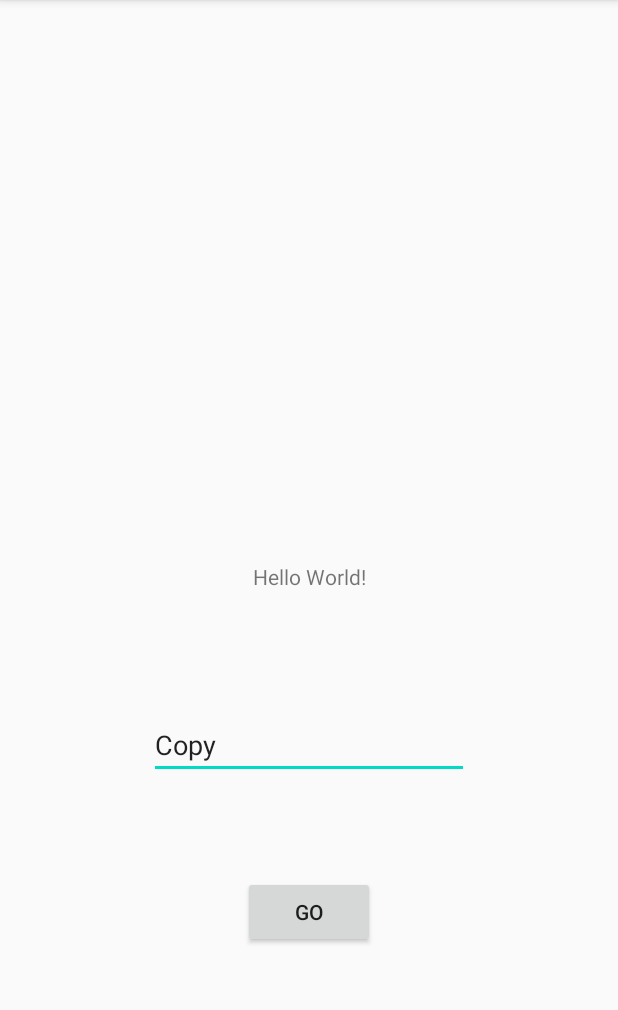
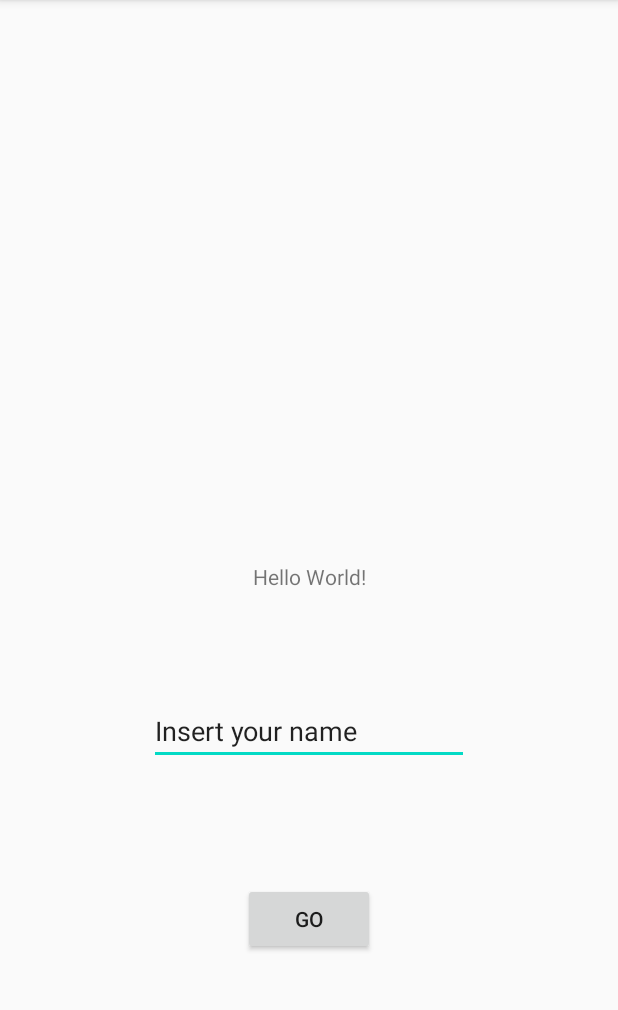
Before and after one commit to TheBlueHawk/sdp-bootcamp, an Android app: the screen it shows after launch (MainActivity), on a phone screen of 412 x 824 dp, the part 84-1094 px from its top. Run offline under Robolectric (Android 15) with nearby library versions, the phone set to English and light mode, and no system bars.

Commit message:
MainActivityTest ok

```diff
--- a/app/build.gradle
+++ b/app/build.gradle
@@ -31,4 +31,5 @@ dependencies {
     testImplementation 'junit:junit:4.12'
     androidTestImplementation 'androidx.test.ext:junit:1.1.1'
     androidTestImplementation 'androidx.test.espresso:espresso-core:3.2.0'
+    androidTestImplementation 'androidx.test:rules:1.2.0'
 }
--- a/app/src/main/res/layout/activity_main.xml
+++ b/app/src/main/res/layout/activity_main.xml
@@ -16,32 +16,29 @@
         app:layout_constraintRight_toRightOf="parent"
         app:layout_constraintTop_toTopOf="parent" />
 
-    <EditText
-        android:id="@+id/mainName "
-        android:layout_width="wrap_content"
-        android:layout_height="wrap_content"
-        android:layout_marginTop="71dp"
-        android:layout_marginBottom="240dp"
-        android:autofillHints=""
-        android:ems="10"
-        android:hint="@string/paste_url"
-        android:inputType="textPersonName"
-        android:text="@android:string/copy"
-        app:layout_constraintBottom_toBottomOf="parent"
-        app:layout_constraintEnd_toEndOf="parent"
-        app:layout_constraintStart_toStartOf="parent"
-        app:layout_constraintTop_toBottomOf="@+id/textView" />
-
     <Button
         android:id="@+id/mainGoButton"
         android:layout_width="wrap_content"
         android:layout_height="wrap_content"
-        android:layout_marginTop="60dp"
         android:layout_marginBottom="131dp"
         android:text="@string/mainGoButtonText"
         app:layout_constraintBottom_toBottomOf="parent"
         app:layout_constraintEnd_toEndOf="parent"
+        app:layout_constraintStart_toStartOf="parent" />
+
+    <EditText
+        android:id="@+id/mainName"
+        android:layout_width="wrap_content"
+        android:layout_height="wrap_content"
+        android:layout_marginTop="62dp"
+        android:layout_marginBottom="70dp"
+        android:ems="10"
+        android:inputType="textPersonName"
+        android:text="@string/mainNameText"
+        app:layout_constraintBottom_toTopOf="@+id/mainGoButton"
+        app:layout_constraintEnd_toEndOf="parent"
         app:layout_constraintStart_toStartOf="parent"
-        app:layout_constraintTop_toBottomOf="@id/mainName " />
+        app:layout_constraintTop_toBottomOf="@+id/textView"
+        android:importantForAutofill="no" />
 
 </androidx.constraintlayout.widget.ConstraintLayout>
--- a/app/src/main/res/values/strings.xml
+++ b/app/src/main/res/values/strings.xml
@@ -2,4 +2,5 @@
     <string name="app_name">Bootcamp</string>
     <string name="mainGoButtonText">GO</string>
     <string name="paste_url">Paste URL</string>
+    <string name="mainNameText">Insert your name</string>
 </resources>
```
Also changed, not shown: 1 other file.
